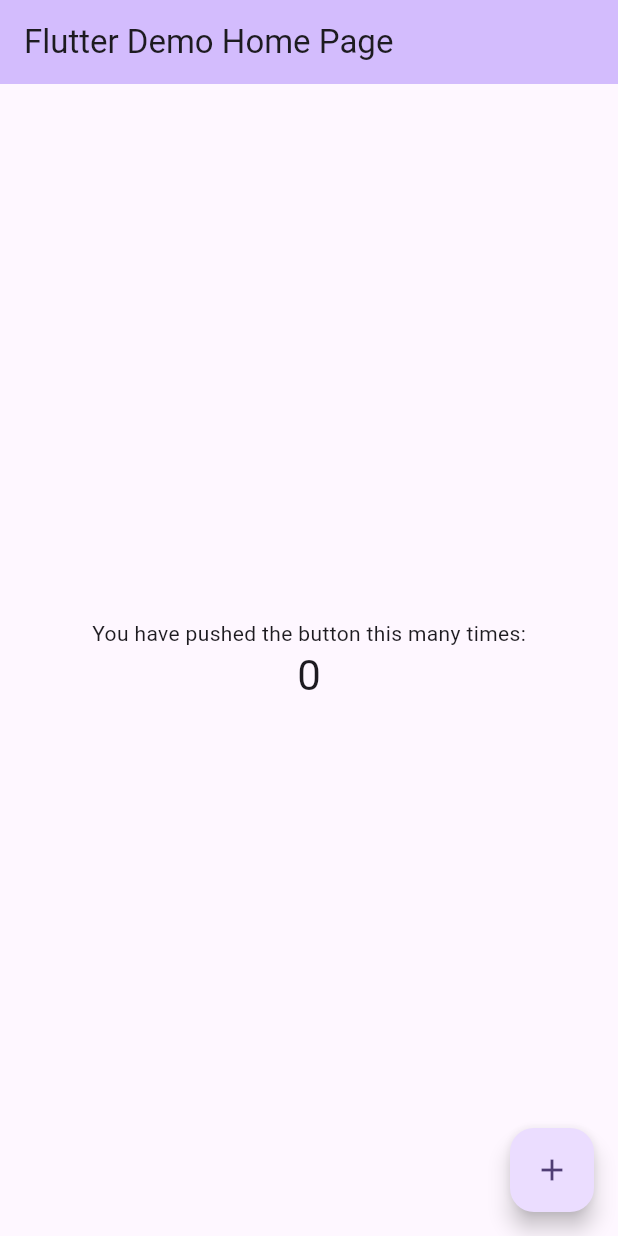
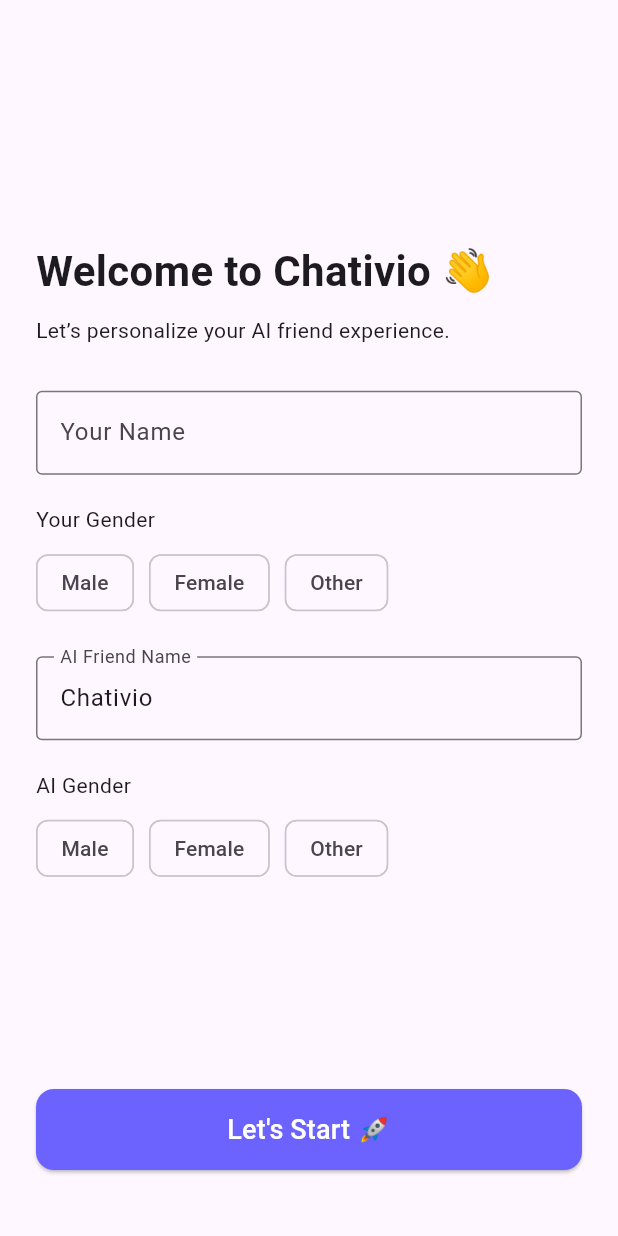
Before and after one commit to Subrata0Ghosh/chativio, a Flutter app: the screen it shows after launch, on a phone screen of 412 x 824 dp. Run offline on Flutter 3.47's test engine with Material 3 defaults, Android fonts, the phone set to English and light mode, and no system bars; our stand-ins replace shared_preferences.

Commit message:
feat: Initial commit of the chativio app

```diff
--- a/lib/main.dart
+++ b/lib/main.dart
@@ -1,122 +1,36 @@
+
 import 'package:flutter/material.dart';
+import 'package:myapp/screens/flash_screen.dart';
 
 void main() {
-  runApp(const MyApp());
+  runApp(const ChativioApp());
 }
 
-class MyApp extends StatelessWidget {
-  const MyApp({super.key});
+class ChativioApp extends StatelessWidget {
+  const ChativioApp({super.key});
 
-  // This widget is the root of your application.
   @override
   Widget build(BuildContext context) {
     return MaterialApp(
-      title: 'Flutter Demo',
+      title: 'Chativio',
+      debugShowCheckedModeBanner: false,
+
+      //light theme
       theme: ThemeData(
-        // This is the theme of your application.
-        //
-        // TRY THIS: Try running your application with "flutter run". You'll see
-        // the application has a purple toolbar. Then, without quitting the app,
-        // try changing the seedColor in the colorScheme below to Colors.green
-        // and then invoke "hot reload" (save your changes or press the "hot
-        // reload" button in a Flutter-supported IDE, or press "r" if you used
-        // the command line to start the app).
-        //
-        // Notice that the counter didn't reset back to zero; the application
-        // state is not lost during the reload. To reset the state, use hot
-        // restart instead.
-        //
-        // This works for code too, not just values: Most code changes can be
-        // tested with just a hot reload.
-        colorScheme: ColorScheme.fromSeed(seedColor: Colors.deepPurple),
+        brightness:Brightness.light,
+        primarySwatch: Colors.blue,
+
       ),
-      home: const MyHomePage(title: 'Flutter Demo Home Page'),
+
+      //dark theme
+      darkTheme:ThemeData(
+        brightness: Brightness.dark,
+        primarySwatch:Colors.blue,
+      ),
+
+      themeMode:ThemeMode.system,
+
+      home: const SplashScreen(),
     );
   }
 }
-
-class MyHomePage extends StatefulWidget {
-  const MyHomePage({super.key, required this.title});
-
-  // This widget is the home page of your application. It is stateful, meaning
-  // that it has a State object (defined below) that contains fields that affect
-  // how it looks.
-
-  // This class is the configuration for the state. It holds the values (in this
-  // case the title) provided by the parent (in this case the App widget) and
-  // used by the build method of the State. Fields in a Widget subclass are
-  // always marked "final".
-
-  final String title;
-
-  @override
-  State<MyHomePage> createState() => _MyHomePageState();
-}
-
-class _MyHomePageState extends State<MyHomePage> {
-  int _counter = 0;
-
-  void _incrementCounter() {
-    setState(() {
-      // This call to setState tells the Flutter framework that something has
-      // changed in this State, which causes it to rerun the build method below
-      // so that the display can reflect the updated values. If we changed
-      // _counter without calling setState(), then the build method would not be
-      // called again, and so nothing would appear to happen.
-      _counter++;
-    });
-  }
-
-  @override
-  Widget build(BuildContext context) {
-    // This method is rerun every time setState is called, for instance as done
-    // by the _incrementCounter method above.
-    //
-    // The Flutter framework has been optimized to make rerunning build methods
-    // fast, so that you can just rebuild anything that needs updating rather
-    // than having to individually change instances of widgets.
-    return Scaffold(
-      appBar: AppBar(
-        // TRY THIS: Try changing the color here to a specific color (to
-        // Colors.amber, perhaps?) and trigger a hot reload to see the AppBar
-        // change color while the other colors stay the same.
-        backgroundColor: Theme.of(context).colorScheme.inversePrimary,
-        // Here we take the value from the MyHomePage object that was created by
-        // the App.build method, and use it to set our appbar title.
-        title: Text(widget.title),
-      ),
-      body: Center(
-        // Center is a layout widget. It takes a single child and positions it
-        // in the middle of the parent.
-        child: Column(
-          // Column is also a layout widget. It takes a list of children and
-          // arranges them vertically. By default, it sizes itself to fit its
-          // children horizontally, and tries to be as tall as its parent.
-          //
-          // Column has various properties to control how it sizes itself and
-          // how it positions its children. Here we use mainAxisAlignment to
-          // center the children vertically; the main axis here is the vertical
-          // axis because Columns are vertical (the cross axis would be
-          // horizontal).
-          //
-          // TRY THIS: Invoke "debug painting" (choose the "Toggle Debug Paint"
-          // action in the IDE, or press "p" in the console), to see the
-          // wireframe for each widget.
-          mainAxisAlignment: MainAxisAlignment.center,
-          children: <Widget>[
-            const Text('You have pushed the button this many times:'),
-            Text(
-              '$_counter',
-              style: Theme.of(context).textTheme.headlineMedium,
-            ),
-          ],
-        ),
-      ),
-      floatingActionButton: FloatingActionButton(
-        onPressed: _incrementCounter,
-        tooltip: 'Increment',
-        child: const Icon(Icons.add),
-      ), // This trailing comma makes auto-formatting nicer for build methods.
-    );
-  }
-}
--- /dev/null
+++ b/lib/screens/events_screen.dart
@@ -0,0 +1 @@
+// TODO Implement this library.
--- /dev/null
+++ b/lib/screens/onboarding_screen.dart
@@ -0,0 +1,148 @@
+import 'package:flutter/material.dart';
+import 'package:myapp/screens/bottom_navigation.dart';
+import 'package:shared_preferences/shared_preferences.dart';
+// import 'package:myapp/screens/home_screen.dart';
+
+class OnboardingScreen extends StatefulWidget {
+  const OnboardingScreen({super.key});
+
+  @override
+  State<OnboardingScreen> createState() => _OnboardingScreenState();
+}
+
+class _OnboardingScreenState extends State<OnboardingScreen> {
+  final _formKey = GlobalKey<FormState>();
+
+  final TextEditingController _userNameController = TextEditingController();
+  String _userGender = "Not set";
+  final TextEditingController _aiNameController = TextEditingController(text: "Chativio");
+  String _aiGender = "Not set";
+
+  Future<void> _saveAndContinue() async {
+    if (!_formKey.currentState!.validate()) return;
+
+    final prefs = await SharedPreferences.getInstance();
+    await prefs.setBool("isFirstLaunch", false);
+    await prefs.setString("userName", _userNameController.text.trim());
+    await prefs.setString("userGender", _userGender);
+    await prefs.setString("aiName", _aiNameController.text.trim());
+    await prefs.setString("aiGender", _aiGender);
+
+    if (!mounted) return;
+
+    Navigator.pushReplacement(
+      context,
+      MaterialPageRoute(builder: (context) => const MainWrapper()),
+    );
+  }
+
+  Widget _genderSelector(String title, String selected, ValueChanged<String> onChanged) {
+    return Row(
+      children: [
+        ChoiceChip(
+          label: const Text("Male"),
+          selected: selected == "Male",
+          onSelected: (_) => onChanged("Male"),
+        ),
+        const SizedBox(width: 10),
+        ChoiceChip(
+          label: const Text("Female"),
+          selected: selected == "Female",
+          onSelected: (_) => onChanged("Female"),
+        ),
+        const SizedBox(width: 10),
+        ChoiceChip(
+          label: const Text("Other"),
+          selected: selected == "Other",
+          onSelected: (_) => onChanged("Other"),
+        ),
+      ],
+    );
+  }
+
+  @override
+  Widget build(BuildContext context) {
+    return Scaffold(
+      body: SafeArea(
+        child: Padding(
+          padding: const EdgeInsets.all(24.0),
+          child: Form(
+            key: _formKey,
+            child: Column(
+              crossAxisAlignment: CrossAxisAlignment.start,
+              children: [
+                const Spacer(),
+                const Text(
+                  "Welcome to Chativio 👋",
+                  style: TextStyle(fontSize: 28, fontWeight: FontWeight.bold),
+                ),
+                const SizedBox(height: 10),
+                const Text("Let’s personalize your AI friend experience."),
+                const SizedBox(height: 30),
+
+                // User Name
+                TextFormField(
+                  controller: _userNameController,
+                  decoration: const InputDecoration(
+                    labelText: "Your Name",
+                    border: OutlineInputBorder(),
+                  ),
+                  validator: (value) =>
+                      value == null || value.trim().isEmpty ? "Please enter your name" : null,
+                ),
+                const SizedBox(height: 20),
+
+                // User Gender
+                const Text("Your Gender"),
+                const SizedBox(height: 8),
+                _genderSelector("User Gender", _userGender, (val) {
+                  setState(() => _userGender = val);
+                }),
+                const SizedBox(height: 25),
+
+                // AI Name
+                TextFormField(
+                  controller: _aiNameController,
+                  decoration: const InputDecoration(
+                    labelText: "AI Friend Name",
+                    border: OutlineInputBorder(),
+                  ),
+                ),
+                const SizedBox(height: 20),
+
+                // AI Gender
+                const Text("AI Gender"),
+                const SizedBox(height: 8),
+                _genderSelector("AI Gender", _aiGender, (val) {
+                  setState(() => _aiGender = val);
+                }),
+
+                const Spacer(),
+
+                // Button
+                SizedBox(
+                  width: double.infinity,
+                  child: ElevatedButton(
+                    onPressed: _saveAndContinue,
+                    style: ElevatedButton.styleFrom(
+                      padding: const EdgeInsets.symmetric(vertical: 14),
+                      backgroundColor: const Color(0xFF6C63FF),
+                      shape: RoundedRectangleBorder(
+                        borderRadius: BorderRadius.circular(12),
+                      ),
+                    ),
+                    child: const Text(
+                      "Let's Start 🚀",
+                      style: TextStyle(fontSize: 18, color: Colors.white),
+                    ),
+                  ),
+                ),
+                const SizedBox(height: 20),
+              ],
+            ),
+          ),
+        ),
+      ),
+    );
+  }
+}
--- /dev/null
+++ b/lib/screens/stories_screen.dart
@@ -0,0 +1 @@
+// TODO Implement this library.
--- a/pubspec.yaml
+++ b/pubspec.yaml
@@ -34,6 +34,7 @@ dependencies:
   # The following adds the Cupertino Icons font to your application.
   # Use with the CupertinoIcons class for iOS style icons.
   cupertino_icons: ^1.0.8
+  shared_preferences: ^2.5.3
 
 dev_dependencies:
   flutter_test:
```
Also changed, not shown: lib/screens/bottom_navigation.dart (added, +47 -0 lines), lib/screens/chat_screen.dart (added, +165 -0 lines), lib/screens/flash_screen.dart (added, +155 -0 lines), lib/screens/home_screen.dart (added, +17 -0 lines), lib/screens/profile_screen.dart (added, +12 -0 lines), pubspec.lock, 11 other files.
